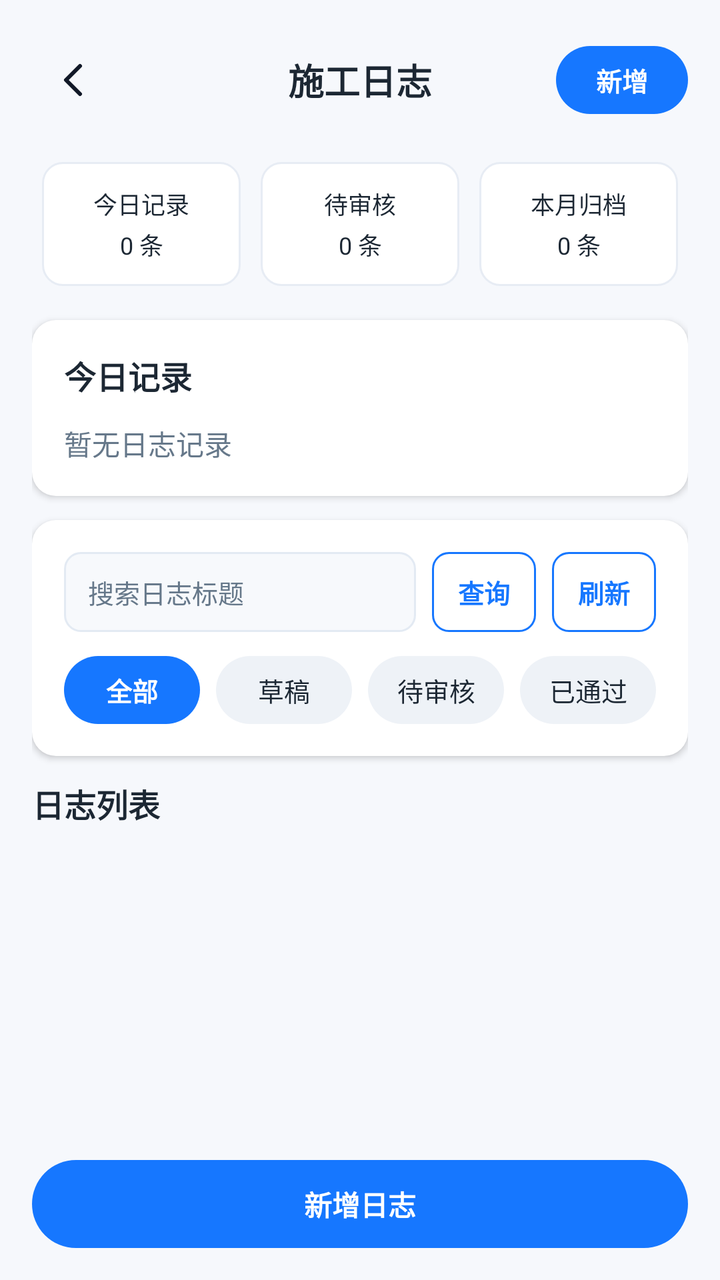
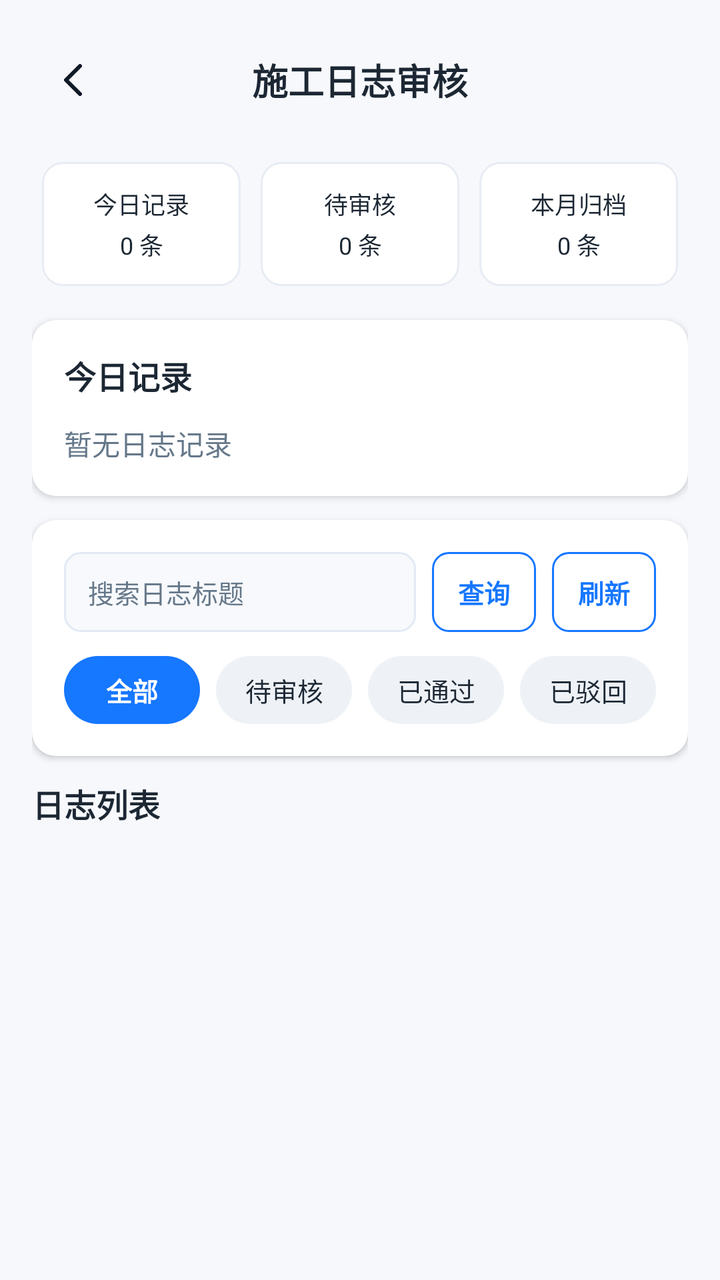

Screens rendered from an Android XML layout before and after an edit, with the pre-edit source and the edit as a unified diff.
<!-- AndroidManifest.xml: application theme Theme.WorkerM -->
<!-- res/layout/activity_construction_log.xml -->
<?xml version="1.0" encoding="utf-8"?>
<LinearLayout xmlns:android="http://schemas.android.com/apk/res/android"
    android:id="@+id/construction_log_root"
    android:layout_width="match_parent"
    android:layout_height="match_parent"
    android:background="@drawable/bg_app_page"
    android:orientation="vertical"
    android:padding="16dp">

    <FrameLayout
        android:layout_width="match_parent"
        android:layout_height="48dp">

        <ImageButton
            android:id="@+id/back_button"
            android:layout_width="42dp"
            android:layout_height="42dp"
            android:layout_gravity="start|center_vertical"
            android:background="?attr/selectableItemBackgroundBorderless"
            android:padding="9dp"
            android:src="@drawable/ic_back" />

        <TextView
            android:layout_width="wrap_content"
            android:layout_height="match_parent"
            android:layout_gravity="center"
            android:gravity="center"
            android:text="施工日志"
            android:textColor="@color/text_primary"
            android:textSize="18sp"
            android:textStyle="bold" />

        <TextView
            android:id="@+id/add_button"
            android:layout_width="66dp"
            android:layout_height="34dp"
            android:layout_gravity="end|center_vertical"
            android:background="@drawable/bg_round_blue"
            android:gravity="center"
            android:text="新增"
            android:textColor="@color/white"
            android:textSize="13sp"
            android:textStyle="bold" />
    </FrameLayout>

    <GridLayout
        android:layout_width="match_parent"
        android:layout_height="wrap_content"
        android:layout_marginTop="12dp"
        android:columnCount="3">

        <TextView
            android:id="@+id/today_count_text"
            style="@style/ReportMetricCard"
            android:text="今日记录\n0 条" />

        <TextView
            android:id="@+id/pending_count_text"
            style="@style/ReportMetricCard"
            android:text="待审核\n0 条" />

        <TextView
            android:id="@+id/archived_count_text"
            style="@style/ReportMetricCard"
            android:text="本月归档\n0 条" />
    </GridLayout>

    <LinearLayout
        android:layout_width="match_parent"
        android:layout_height="wrap_content"
        android:layout_marginTop="12dp"
        android:background="@drawable/bg_card_round"
        android:elevation="2dp"
        android:orientation="vertical"
        android:padding="16dp">

        <TextView
            android:layout_width="match_parent"
            android:layout_height="wrap_content"
            android:text="今日记录"
            android:textColor="@color/text_primary"
            android:textSize="16sp"
            android:textStyle="bold" />

        <TextView
            android:id="@+id/today_record_text"
            android:layout_width="match_parent"
            android:layout_height="wrap_content"
            android:layout_marginTop="12dp"
            android:lineSpacingExtra="8dp"
            android:text="暂无日志记录"
            android:textColor="@color/text_secondary"
            android:textSize="14sp" />
    </LinearLayout>

    <LinearLayout
        android:layout_width="match_parent"
        android:layout_height="wrap_content"
        android:layout_marginTop="12dp"
        android:background="@drawable/bg_card_round"
        android:elevation="2dp"
        android:orientation="vertical"
        android:padding="16dp">

        <LinearLayout
            android:layout_width="match_parent"
            android:layout_height="wrap_content"
            android:gravity="center_vertical"
            android:orientation="horizontal">

            <EditText
                android:id="@+id/search_input"
                android:layout_width="0dp"
                android:layout_height="40dp"
                android:layout_weight="1"
                android:background="@drawable/bg_audit_input"
                android:hint="搜索日志标题"
                android:paddingHorizontal="12dp"
                android:textColor="@color/text_primary"
                android:textColorHint="@color/text_secondary"
                android:textSize="13sp" />

            <TextView
                android:id="@+id/search_button"
                android:layout_width="52dp"
                android:layout_height="40dp"
                android:layout_marginStart="8dp"
                android:background="@drawable/bg_outline_blue"
                android:gravity="center"
                android:text="查询"
                android:textColor="@color/dashboard_blue"
                android:textSize="13sp"
                android:textStyle="bold" />

            <TextView
                android:id="@+id/refresh_button"
                android:layout_width="52dp"
                android:layout_height="40dp"
                android:layout_marginStart="8dp"
                android:background="@drawable/bg_outline_blue"
                android:gravity="center"
                android:text="刷新"
                android:textColor="@color/dashboard_blue"
                android:textSize="13sp"
                android:textStyle="bold" />
        </LinearLayout>

        <HorizontalScrollView
            android:layout_width="match_parent"
            android:layout_height="wrap_content"
            android:layout_marginTop="12dp"
            android:scrollbars="none">

            <LinearLayout
                android:layout_width="wrap_content"
                android:layout_height="wrap_content"
                android:orientation="horizontal">

                <TextView
                    android:id="@+id/filter_all_button"
                    android:layout_width="wrap_content"
                    android:layout_height="34dp"
                    android:background="@drawable/bg_round_blue"
                    android:gravity="center"
                    android:minWidth="68dp"
                    android:paddingHorizontal="14dp"
                    android:text="全部"
                    android:textColor="@color/white"
                    android:textSize="13sp"
                    android:textStyle="bold" />

                <TextView
                    android:id="@+id/filter_draft_button"
                    android:layout_width="wrap_content"
                    android:layout_height="34dp"
                    android:layout_marginStart="8dp"
                    android:background="@drawable/bg_search_pill"
                    android:gravity="center"
                    android:minWidth="68dp"
                    android:paddingHorizontal="14dp"
                    android:text="草稿"
                    android:textColor="@color/text_primary"
                    android:textSize="13sp" />

                <TextView
                    android:id="@+id/filter_pending_button"
                    android:layout_width="wrap_content"
                    android:layout_height="34dp"
                    android:layout_marginStart="8dp"
                    android:background="@drawable/bg_search_pill"
                    android:gravity="center"
                    android:minWidth="68dp"
                    android:paddingHorizontal="14dp"
                    android:text="待审核"
                    android:textColor="@color/text_primary"
                    android:textSize="13sp" />

                <TextView
                    android:id="@+id/filter_approved_button"
                    android:layout_width="wrap_content"
                    android:layout_height="34dp"
                    android:layout_marginStart="8dp"
                    android:background="@drawable/bg_search_pill"
                    android:gravity="center"
                    android:minWidth="68dp"
                    android:paddingHorizontal="14dp"
                    android:text="已通过"
                    android:textColor="@color/text_primary"
                    android:textSize="13sp" />
            </LinearLayout>
        </HorizontalScrollView>
    </LinearLayout>

    <TextView
        android:layout_width="match_parent"
        android:layout_height="wrap_content"
        android:layout_marginTop="12dp"
        android:text="日志列表"
        android:textColor="@color/text_primary"
        android:textSize="16sp"
        android:textStyle="bold" />

    <androidx.recyclerview.widget.RecyclerView
        android:id="@+id/log_recycler_view"
        android:layout_width="match_parent"
        android:layout_height="0dp"
        android:layout_marginTop="8dp"
        android:layout_weight="1"
        android:clipToPadding="false"
        android:paddingBottom="8dp" />

    <TextView
        android:id="@+id/empty_text"
        android:layout_width="match_parent"
        android:layout_height="0dp"
        android:layout_weight="1"
        android:gravity="center"
        android:text="暂无日志记录"
        android:textColor="@color/text_secondary"
        android:textSize="14sp"
        android:visibility="gone" />

    <TextView
        android:id="@+id/create_bottom_button"
        android:layout_width="match_parent"
        android:layout_height="44dp"
        android:layout_marginTop="12dp"
        android:background="@drawable/bg_round_blue"
        android:gravity="center"
        android:text="新增日志"
        android:textColor="@color/white"
        android:textSize="14sp"
        android:textStyle="bold" />
</LinearLayout>
<!-- resources referenced by this layout -->
<resources>
  <color name="dashboard_blue">#1677FF</color>
  <color name="text_primary">#1C2733</color>
  <color name="text_secondary">#66788A</color>
  <color name="white">#FFFFFFFF</color>
  <!-- drawable bg_app_page (drawable) -->
  <?xml version="1.0" encoding="utf-8"?>
  <shape xmlns:android="http://schemas.android.com/apk/res/android">
      <solid android:color="#F6F8FC" />
  </shape>
  <!-- drawable bg_audit_input (drawable) -->
  <?xml version="1.0" encoding="utf-8"?>
  <shape xmlns:android="http://schemas.android.com/apk/res/android">
      <solid android:color="#F7F9FC" />
      <stroke
          android:width="1dp"
          android:color="#E3EAF3" />
      <corners android:radius="8dp" />
  </shape>
  <!-- drawable bg_card_round (drawable) -->
  <?xml version="1.0" encoding="utf-8"?>
  <shape xmlns:android="http://schemas.android.com/apk/res/android">
      <solid android:color="@color/white" />
      <corners android:radius="12dp" />
  </shape>
  <!-- drawable bg_outline_blue (drawable) -->
  <?xml version="1.0" encoding="utf-8"?>
  <shape xmlns:android="http://schemas.android.com/apk/res/android">
      <solid android:color="@color/white" />
      <stroke android:width="1dp" android:color="@color/dashboard_blue" />
      <corners android:radius="8dp" />
  </shape>
  <!-- drawable bg_round_blue (drawable) -->
  <?xml version="1.0" encoding="utf-8"?>
  <shape xmlns:android="http://schemas.android.com/apk/res/android">
      <solid android:color="@color/dashboard_blue" />
      <corners android:radius="24dp" />
  </shape>
  <!-- drawable bg_search_pill (drawable) -->
  <?xml version="1.0" encoding="utf-8"?>
  <shape xmlns:android="http://schemas.android.com/apk/res/android">
      <solid android:color="#EEF2F7" />
      <corners android:radius="18dp" />
  </shape>
  <!-- drawable ic_back (drawable) -->
  <?xml version="1.0" encoding="utf-8"?>
  <vector xmlns:android="http://schemas.android.com/apk/res/android" android:width="24dp" android:height="24dp" android:viewportWidth="24" android:viewportHeight="24">
      <path android:strokeColor="#111827" android:strokeWidth="2" android:strokeLineCap="round" android:strokeLineJoin="round" android:fillColor="@android:color/transparent" android:pathData="M15,5L8,12l7,7" />
  </vector>
  <style name="ReportMetricCard">
          <item name="android:layout_width">0dp</item>
          <item name="android:layout_height">62dp</item>
          <item name="android:layout_columnWeight">1</item>
          <item name="android:layout_margin">5dp</item>
          <item name="android:background">@drawable/bg_card_stroke</item>
          <item name="android:gravity">center</item>
          <item name="android:textColor">@color/text_primary</item>
          <item name="android:textSize">12sp</item>
          <item name="android:lineSpacingExtra">3dp</item>
      </style>
  <style name="Theme.WorkerM" parent="Base.Theme.WorkerM" />
  <!-- drawable bg_card_stroke (drawable) -->
  <?xml version="1.0" encoding="utf-8"?>
  <shape xmlns:android="http://schemas.android.com/apk/res/android">
      <solid android:color="@color/white" />
      <stroke android:width="1dp" android:color="#E7ECF4" />
      <corners android:radius="10dp" />
  </shape>
  <color name="brand_primary">#124D90</color>
  <color name="text_inverse">#FFFFFFFF</color>
  <color name="brand_secondary">#2F7BC7</color>
  <color name="surface_background">#F3F6FA</color>
  <color name="surface_card">#FFFFFFFF</color>
  <!-- unchanged entries left out for length: 1 -->
</resources>

<!-- the commit's change to res/layout/activity_construction_log.xml (unified diff, before → after) -->
@@ -25,7 +25,7 @@
             android:layout_height="match_parent"
             android:layout_gravity="center"
             android:gravity="center"
-            android:text="施工日志"
+            android:text="施工日志审核"
             android:textColor="@color/text_primary"
             android:textSize="18sp"
             android:textStyle="bold" />
@@ -40,7 +40,8 @@
             android:text="新增"
             android:textColor="@color/white"
             android:textSize="13sp"
-            android:textStyle="bold" />
+            android:textStyle="bold"
+            android:visibility="gone" />
     </FrameLayout>
 
     <GridLayout
@@ -180,31 +181,45 @@
                     android:paddingHorizontal="14dp"
                     android:text="草稿"
                     android:textColor="@color/text_primary"
+                    android:textSize="13sp"
+                    android:visibility="gone" />
+
+                <TextView
+                    android:id="@+id/filter_pending_button"
+                    android:layout_width="wrap_content"
+                    android:layout_height="34dp"
+                    android:layout_marginStart="8dp"
+                    android:background="@drawable/bg_search_pill"
+                    android:gravity="center"
+                    android:minWidth="68dp"
+                    android:paddingHorizontal="14dp"
+                    android:text="待审核"
+                    android:textColor="@color/text_primary"
                     android:textSize="13sp" />
 
                 <TextView
-                    android:id="@+id/filter_pending_button"
-                    android:layout_width="wrap_content"
-                    android:layout_height="34dp"
-                    android:layout_marginStart="8dp"
-                    android:background="@drawable/bg_search_pill"
-                    android:gravity="center"
-                    android:minWidth="68dp"
-                    android:paddingHorizontal="14dp"
-                    android:text="待审核"
+                    android:id="@+id/filter_approved_button"
+                    android:layout_width="wrap_content"
+                    android:layout_height="34dp"
+                    android:layout_marginStart="8dp"
+                    android:background="@drawable/bg_search_pill"
+                    android:gravity="center"
+                    android:minWidth="68dp"
+                    android:paddingHorizontal="14dp"
+                    android:text="已通过"
                     android:textColor="@color/text_primary"
                     android:textSize="13sp" />
 
                 <TextView
-                    android:id="@+id/filter_approved_button"
-                    android:layout_width="wrap_content"
-                    android:layout_height="34dp"
-                    android:layout_marginStart="8dp"
-                    android:background="@drawable/bg_search_pill"
-                    android:gravity="center"
-                    android:minWidth="68dp"
-                    android:paddingHorizontal="14dp"
-                    android:text="已通过"
+                    android:id="@+id/filter_rejected_button"
+                    android:layout_width="wrap_content"
+                    android:layout_height="34dp"
+                    android:layout_marginStart="8dp"
+                    android:background="@drawable/bg_search_pill"
+                    android:gravity="center"
+                    android:minWidth="68dp"
+                    android:paddingHorizontal="14dp"
+                    android:text="已驳回"
                     android:textColor="@color/text_primary"
                     android:textSize="13sp" />
             </LinearLayout>
@@ -250,5 +265,6 @@
         android:text="新增日志"
         android:textColor="@color/white"
         android:textSize="14sp"
-        android:textStyle="bold" />
+        android:textStyle="bold"
+        android:visibility="gone" />
 </LinearLayout>
